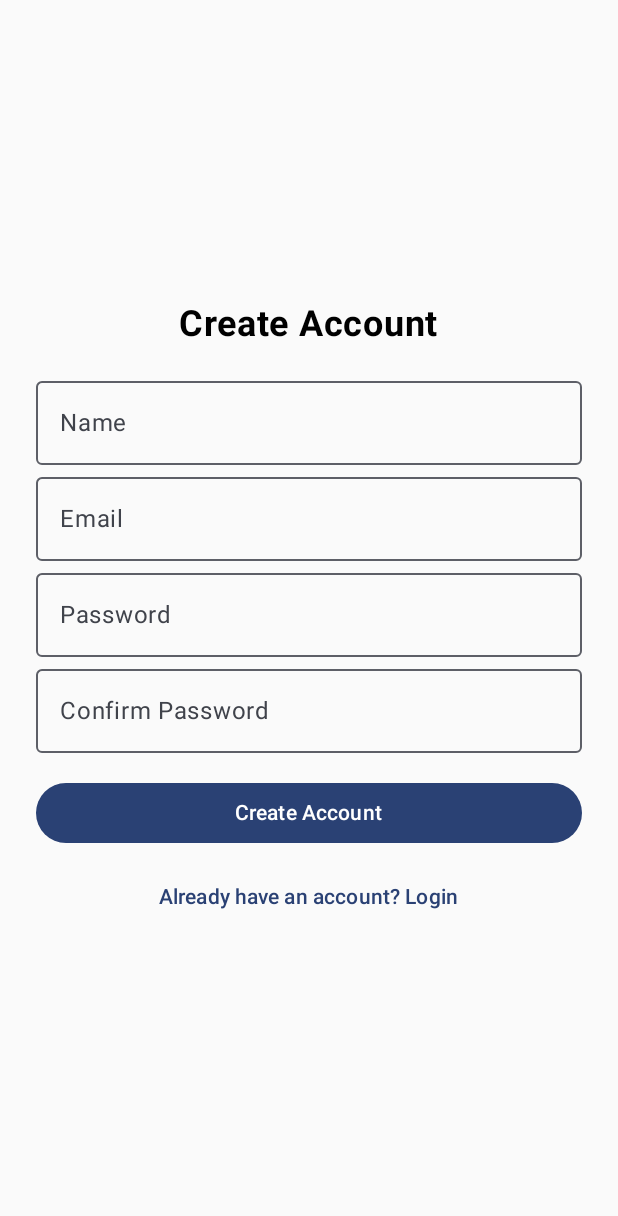
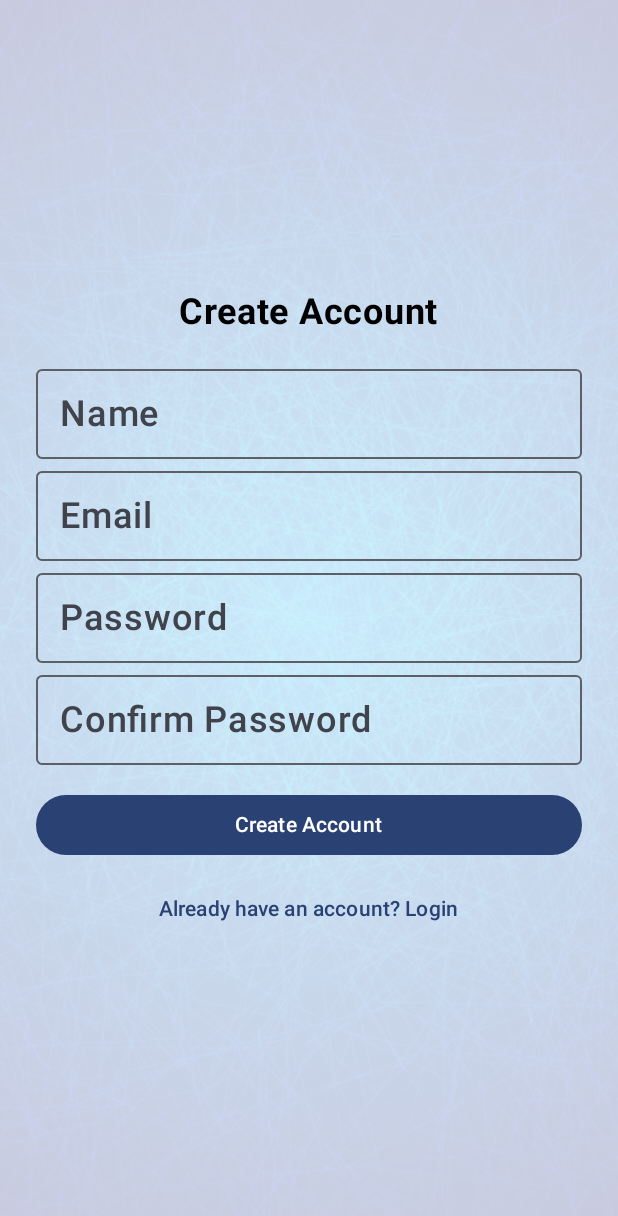
Before and after one commit to trojan678/Haven-app, an Android app built with Jetpack Compose: the screen it shows after launch (MainActivity), after a tap on "Don't have an account? Register", on a phone screen of 412 x 824 dp. Shown: the top 1216 px of the screen. Run offline under Robolectric (Android 15) with nearby library versions, the phone set to English and light mode, and no system bars; our stand-ins replace Firebase (no records; nobody signed in at launch, a user with empty details on screens opened directly); 1 other tap on this screen came first.

Commit message:
working app

```diff
--- a/app/build.gradle.kts
+++ b/app/build.gradle.kts
@@ -80,7 +80,4 @@ dependencies {
     implementation (libs.androidx.material3.v120)
     implementation (libs.coil.compose)
 
-
-
-
 }
--- a/app/src/main/java/com/example/haven/screens/Homescreen.kt
+++ b/app/src/main/java/com/example/haven/screens/Homescreen.kt
@@ -78,6 +78,7 @@ fun Homescreen(navController: NavController) {
             selectedMassageType = selectedMassageType,
             onBookClick = { parlor ->
                 val encodedParlorName = URLEncoder.encode(parlor.name, "UTF-8")
+                val encodedMassageType = URLEncoder.encode(selectedMassageType, "UTF-8")
                 navController.navigate("receipt/${encodedParlorName}/${selectedMassageType}/${parlor.priceRange}")}
         )
             }}
--- a/app/src/main/java/com/example/haven/screens/Messagereceiptscreen.kt
+++ b/app/src/main/java/com/example/haven/screens/Messagereceiptscreen.kt
@@ -17,7 +17,7 @@ fun MessageReceiptScreen(
     massageType: String?,
     price: String?,
     navController: NavController,
-    onBackClick: () -> Boolean
+    onBackClick: () -> Unit
 ) {
     val decodedParlor = URLDecoder.decode(parlorName ?: "", "UTF-8")
     val decodedMassage = URLDecoder.decode(massageType ?: "", "UTF-8")
@@ -45,6 +45,10 @@ fun MessageReceiptScreen(
             DetailRow("Massage Parlor:", decodedParlor)
             DetailRow("Massage Type:", decodedMassage)
             DetailRow("Total Price:", formattedPrice)
+
+            Button(onClick = onBackClick) {
+                Text("Confirm Booking")
+            }
         }
 
         Spacer(modifier = Modifier.weight(1f))
--- a/app/src/main/java/com/example/haven/ui/theme/Color.kt
+++ b/app/src/main/java/com/example/haven/ui/theme/Color.kt
@@ -2,10 +2,10 @@ package com.example.haven.ui.theme
 
 import androidx.compose.ui.graphics.Color
 
-val Purple80 = Color(0xFF114618)
+val Purple80 = Color(0xFFAC1357)
 val PurpleGrey80 = Color(0xFF112665)
 val Pink80 = Color(0xFF5D0606)
 
-val Purple40 = Color(0xFF6650a4)
+val Purple40 = Color(0xFF171402)
 val PurpleGrey40 = Color(0xFF625b71)
 val Pink40 = Color(0xFF7D5260)
--- a/app/src/main/java/com/example/haven/ui/theme/Theme.kt
+++ b/app/src/main/java/com/example/haven/ui/theme/Theme.kt
@@ -2,41 +2,44 @@ package com.example.haven.ui.theme
 
 import android.app.Activity
 import android.os.Build
+import androidx.compose.foundation.Image
+import androidx.compose.foundation.background
 import androidx.compose.foundation.isSystemInDarkTheme
+import androidx.compose.foundation.layout.Box
+import androidx.compose.foundation.layout.fillMaxSize
 import androidx.compose.material3.MaterialTheme
 import androidx.compose.material3.darkColorScheme
 import androidx.compose.material3.dynamicDarkColorScheme
 import androidx.compose.material3.dynamicLightColorScheme
 import androidx.compose.material3.lightColorScheme
 import androidx.compose.runtime.Composable
+import androidx.compose.ui.Modifier
+import androidx.compose.ui.graphics.Color
+import androidx.compose.ui.layout.ContentScale
 import androidx.compose.ui.platform.LocalContext
+import androidx.compose.ui.res.painterResource
+import com.example.haven.R
+
 
 private val DarkColorScheme = darkColorScheme(
     primary = Purple80,
     secondary = PurpleGrey80,
-    tertiary = Pink80
+    tertiary = Pink80,
+    onSurface = Color.Blue,
+    onBackground = Color.Blue
 )
 
 private val LightColorScheme = lightColorScheme(
     primary = Purple40,
     secondary = PurpleGrey40,
-    tertiary = Pink40
-
-    /* Other default colors to override
-    background = Color(0xFFFFFBFE),
-    surface = Color(0xFFFFFBFE),
-    onPrimary = Color.White,
-    onSecondary = Color.White,
-    onTertiary = Color.White,
-    onBackground = Color(0xFF1C1B1F),
-    onSurface = Color(0xFF1C1B1F),
-    */
+    tertiary = Pink40,
+    onSurface = Color.Blue,
+    onBackground = Color.Blue
 )
 
 @Composable
 fun HavenTheme(
     darkTheme: Boolean = isSystemInDarkTheme(),
-    // Dynamic color is available on Android 12+
     dynamicColor: Boolean = true,
     content: @Composable () -> Unit
 ) {
@@ -45,14 +48,35 @@ fun HavenTheme(
             val context = LocalContext.current
             if (darkTheme) dynamicDarkColorScheme(context) else dynamicLightColorScheme(context)
         }
-
         darkTheme -> DarkColorScheme
         else -> LightColorScheme
     }
 
+    val backgroundImage = if (darkTheme) {
+        R.drawable.texture4
+    } else {
+        R.drawable.texture4
+    }
+
     MaterialTheme(
         colorScheme = colorScheme,
-        typography = Typography,
-        content = content
-    )
+        typography = Typography
+    ) {
+        Box(
+            modifier = Modifier
+                .fillMaxSize()
+                .background(MaterialTheme.colorScheme.background)
+        ) {
+
+            Image(
+                painter = painterResource(id = backgroundImage),
+                contentDescription = null,
+                modifier = Modifier.fillMaxSize(),
+                contentScale = ContentScale.Crop,
+                alpha = 0.2f
+            )
+
+            content()
+        }
+    }
 }
--- a/app/src/main/java/com/example/haven/ui/theme/Type.kt
+++ b/app/src/main/java/com/example/haven/ui/theme/Type.kt
@@ -10,8 +10,8 @@ import androidx.compose.ui.unit.sp
 val Typography = Typography(
     bodyLarge = TextStyle(
         fontFamily = FontFamily.Default,
-        fontWeight = FontWeight.Normal,
-        fontSize = 16.sp,
+        fontWeight = FontWeight.SemiBold,
+        fontSize = 24.sp,
         lineHeight = 24.sp,
         letterSpacing = 0.5.sp
     )
--- a/app/src/main/res/values/colors.xml
+++ b/app/src/main/res/values/colors.xml
@@ -5,6 +5,6 @@
     <color name="purple_700">#FF3700B3</color>
     <color name="teal_200">#FF03DAC5</color>
     <color name="teal_700">#FF018786</color>
-    <color name="black">#FF000000</color>
-    <color name="white">#146597</color>
+    <color name="black">#4DAE18AB</color>
+    <color name="white">#201334</color>
 </resources>
```
Also changed, not shown: app/src/main/java/com/example/haven/MainActivity.kt (+3 -5 lines), app/src/main/java/com/example/haven/navigation/NavGraph.kt (renamed from app/src/main/java/com/example/haven/navigation/Navgraph.kt, +9 -5 lines), app/src/main/res/drawable/tex3.jpg (added), app/src/main/res/drawable/texture2.jpg (added), app/src/main/res/drawable/texture4.jpg (added).
